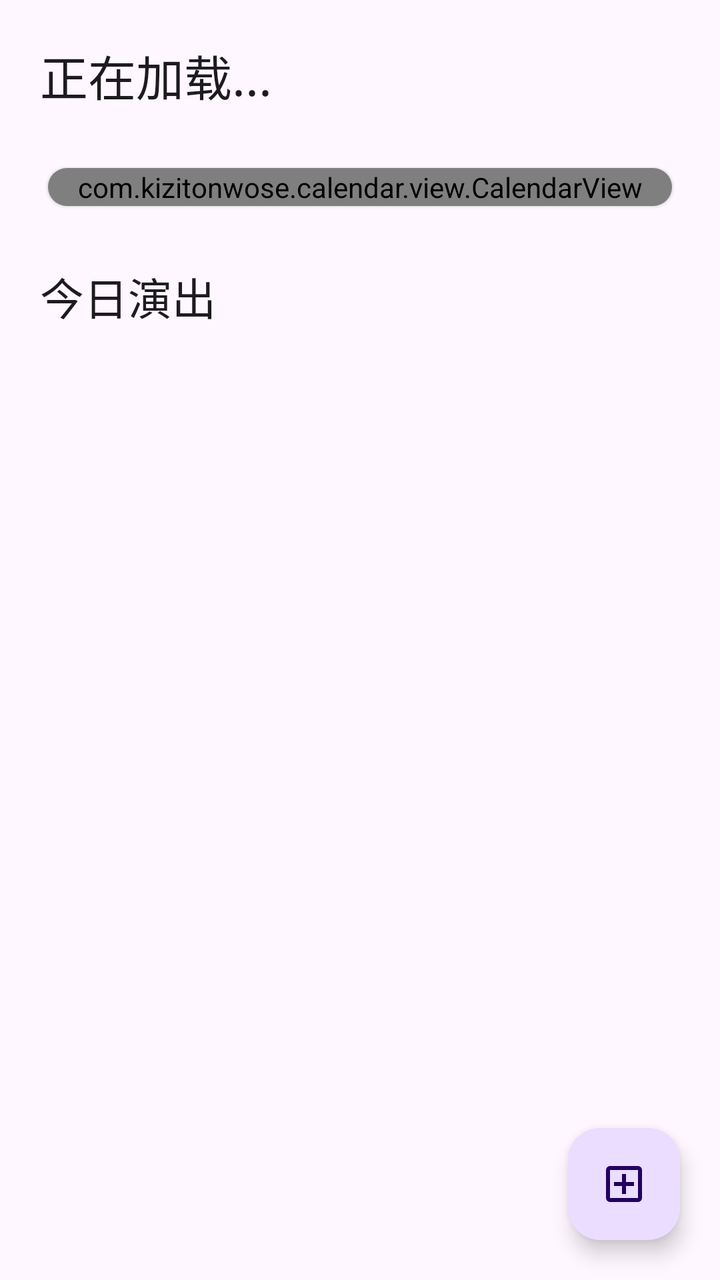
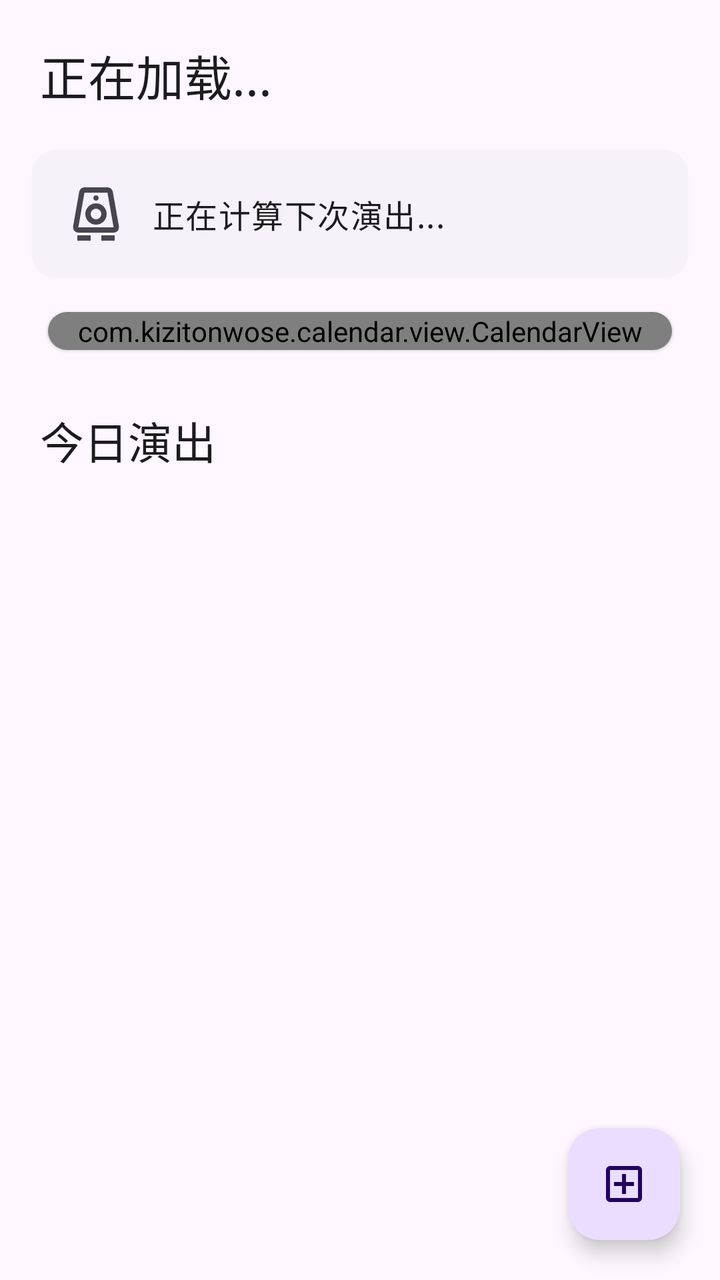

The first picture is an Android layout as it rendered before a commit; the second is the same layout after the commit. The layout source and the unified diff follow.
<!-- AndroidManifest.xml: application theme Theme.RecordMyLive -->
<!-- res/layout/fragment_home.xml -->
<?xml version="1.0" encoding="utf-8"?>
<androidx.coordinatorlayout.widget.CoordinatorLayout
    xmlns:android="http://schemas.android.com/apk/res/android"
    xmlns:app="http://schemas.android.com/apk/res-auto"
    android:layout_width="match_parent"
    android:layout_height="match_parent">

    
    <LinearLayout
        android:id="@+id/contentRoot"
        android:layout_width="match_parent"
        android:layout_height="match_parent"
        android:orientation="vertical">

        
        <com.google.android.material.textview.MaterialTextView
            android:id="@+id/tvMonth"
            style="@style/TextAppearance.Material3.HeadlineSmall"
            android:layout_width="match_parent"
            android:layout_height="wrap_content"
            android:padding="20dp"
            android:text="正在加载..."/>

        
        <com.google.android.material.card.MaterialCardView
            android:id="@+id/cardCalendar"
            style="@style/Widget.Material3.CardView.Elevated"
            android:layout_width="match_parent"
            android:layout_height="wrap_content"
            android:layout_marginHorizontal="16dp"
            app:cardCornerRadius="20dp"
            app:cardUseCompatPadding="true">

            <com.kizitonwose.calendar.view.CalendarView
                android:id="@+id/calendarView"
                android:layout_width="match_parent"
                android:layout_height="wrap_content"
                app:cv_dayViewResource="@layout/item_calendar_day"/>

        </com.google.android.material.card.MaterialCardView>

        
        <com.google.android.material.textview.MaterialTextView
            android:id="@+id/tvSelectedDate"
            style="@style/TextAppearance.Material3.TitleLarge"
            android:layout_width="match_parent"
            android:layout_height="wrap_content"
            android:padding="20dp"
            android:text="今日演出"/>

        
        <FrameLayout
            android:layout_width="match_parent"
            android:layout_height="0dp"
            android:layout_weight="1">

            <androidx.recyclerview.widget.RecyclerView
                android:id="@+id/rvConcert"
                android:layout_width="match_parent"
                android:layout_height="match_parent"
                android:clipToPadding="false"
                android:paddingHorizontal="16dp"
                android:paddingBottom="96dp"/>

            <LinearLayout
                android:id="@+id/emptyView"
                android:layout_width="match_parent"
                android:layout_height="match_parent"
                android:gravity="center"
                android:orientation="vertical"
                android:visibility="gone">

                <ImageView
                    android:layout_width="72dp"
                    android:layout_height="72dp"
                    android:alpha="0.6"
                    android:src="@drawable/baseline_music_note_2_24px"/>

                <com.google.android.material.textview.MaterialTextView
                    style="@style/TextAppearance.Material3.BodyLarge"
                    android:layout_width="wrap_content"
                    android:layout_height="wrap_content"
                    android:layout_marginTop="12dp"
                    android:text="这一天没有演出"/>

            </LinearLayout>

        </FrameLayout>
    </LinearLayout>



    
    <com.google.android.material.floatingactionbutton.ExtendedFloatingActionButton
        android:id="@+id/fabAdd"
        style="@style/Widget.Material3.ExtendedFloatingActionButton.Icon.Primary"
        android:layout_width="wrap_content"
        android:layout_height="wrap_content"
        android:layout_gravity="bottom|end"
        android:layout_margin="20dp"
        app:icon="@drawable/baseline_add_box_24px"/>

</androidx.coordinatorlayout.widget.CoordinatorLayout>
<!-- res/layout/item_calendar_day.xml (included above) -->
<?xml version="1.0" encoding="utf-8"?>
<FrameLayout xmlns:android="http://schemas.android.com/apk/res/android"
    xmlns:app="http://schemas.android.com/apk/res-auto"
    android:layout_width="match_parent"
    android:layout_height="@dimen/calendar_day_height"
    android:foreground="?attr/selectableItemBackground"
    android:padding="6dp">

    
    <View
        android:id="@+id/viewTodayBg"
        android:layout_width="32dp"
        android:layout_height="32dp"
        android:layout_gravity="center"
        android:background="@drawable/bg_calendar_today"
        android:visibility="gone"/>

    
    <View
        android:id="@+id/viewSelectedBg"
        android:layout_width="36dp"
        android:layout_height="36dp"
        android:layout_gravity="center"
        android:background="@drawable/bg_calendar_selected"
        android:visibility="gone"/>

    
    <com.google.android.material.textview.MaterialTextView
        android:id="@+id/tvDay"
        android:layout_width="wrap_content"
        android:layout_height="wrap_content"
        android:layout_gravity="center"
        android:text="1"
        android:textSize="14sp"
        android:textStyle="bold"
        android:textColor="?attr/colorOnSurface"/>

    
    <View
        android:id="@+id/viewDot"
        android:layout_width="6dp"
        android:layout_height="6dp"
        android:layout_gravity="bottom|center_horizontal"
        android:layout_marginBottom="6dp"
        android:background="@drawable/bg_calendar_dot"
        android:visibility="gone"/>

</FrameLayout>
<!-- resources referenced by this layout -->
<resources>
  <dimen name="calendar_day_height">38dp</dimen>
  <!-- drawable baseline_music_note_2_24px (drawable) -->
  <vector xmlns:android="http://schemas.android.com/apk/res/android"
      android:width="24dp"
      android:height="24dp"
      android:viewportWidth="960"
      android:viewportHeight="960"
      android:tint="?attr/colorControlNormal">
    <path
        android:fillColor="@android:color/white"
        android:pathData="M127,793Q80,746 80,680Q80,614 127,567Q174,520 240,520Q263,520 282.5,525.5Q302,531 320,542L320,200L800,120L800,600Q800,666 753,713Q706,760 640,760Q574,760 527,713Q480,666 480,600Q480,534 527,487Q574,440 640,440Q663,440 682.5,445.5Q702,451 720,462L720,297L400,360L400,680Q400,746 353,793Q306,840 240,840Q174,840 127,793Z"/>
  </vector>
  <!-- drawable bg_calendar_dot (drawable) -->
  <?xml version="1.0" encoding="utf-8"?>
  <shape xmlns:android="http://schemas.android.com/apk/res/android"
      android:shape="oval">
  
      <solid android:color="?attr/colorPrimary"/>
  
      <size
          android:width="6dp"
          android:height="6dp"/>
  
  </shape>
  <!-- drawable bg_calendar_selected (drawable) -->
  <?xml version="1.0" encoding="utf-8"?>
  <shape xmlns:android="http://schemas.android.com/apk/res/android"
      android:shape="oval">
  
      <solid android:color="?attr/colorPrimaryContainer"/>
  
  </shape>
  <!-- drawable bg_calendar_today (drawable) -->
  <?xml version="1.0" encoding="utf-8"?>
  <shape xmlns:android="http://schemas.android.com/apk/res/android"
      android:shape="oval">
  
      <solid android:color="?attr/colorSecondaryContainer"/>
  
  </shape>
  <style name="Theme.RecordMyLive" parent="Base.Theme.RecordMyLive" />
  <style name="Base.Theme.RecordMyLive" parent="Theme.Material3.DayNight.NoActionBar">
          
          
      </style>
  <!-- unchanged entries left out for length: 1 -->
</resources>

<!-- the commit's change to res/layout/fragment_home.xml (unified diff, before → after) -->
@@ -13,13 +13,56 @@
         android:orientation="vertical">
 
         
-        <com.google.android.material.textview.MaterialTextView
-            android:id="@+id/tvMonth"
-            style="@style/TextAppearance.Material3.HeadlineSmall"
+        <LinearLayout
             android:layout_width="match_parent"
             android:layout_height="wrap_content"
-            android:padding="20dp"
-            android:text="正在加载..."/>
+            android:gravity="center_vertical"
+            android:orientation="horizontal"
+            android:padding="20dp">
+
+            <com.google.android.material.textview.MaterialTextView
+                android:id="@+id/tvMonth"
+                style="@style/TextAppearance.Material3.HeadlineSmall"
+                android:layout_width="0dp"
+                android:layout_height="wrap_content"
+                android:layout_weight="1"
+                android:text="正在加载..."/>
+
+        </LinearLayout>
+
+        <com.google.android.material.card.MaterialCardView
+            android:id="@+id/cardNextConcert"
+            style="@style/Widget.Material3.CardView.Elevated"
+            android:layout_width="match_parent"
+            android:layout_height="wrap_content"
+            android:layout_marginHorizontal="16dp"
+            android:layout_marginBottom="8dp"
+            app:cardCornerRadius="12dp">
+
+            <LinearLayout
+                android:layout_width="match_parent"
+                android:layout_height="wrap_content"
+                android:gravity="center_vertical"
+                android:orientation="horizontal"
+                android:padding="16dp"
+                >
+
+                <ImageView
+                    android:layout_width="32dp"
+                    android:layout_height="32dp"
+                    android:layout_marginEnd="12dp"
+                    android:contentDescription="演出"
+                    android:src="@drawable/baseline_subwoofer_24px" />
+
+                <com.google.android.material.textview.MaterialTextView
+                    android:id="@+id/tvNextConcert"
+                    style="@style/TextAppearance.Material3.BodyLarge"
+                    android:layout_width="0dp"
+                    android:layout_height="wrap_content"
+                    android:layout_weight="1"
+                    android:text="正在计算下次演出..." />
+            </LinearLayout>
+        </com.google.android.material.card.MaterialCardView>
 
         
         <com.google.android.material.card.MaterialCardView
<!-- resource entries referenced after the edit -->
@@ -11,6 +11,17 @@
     <path
         android:fillColor="@android:color/white"
         android:pathData="M127,793Q80,746 80,680Q80,614 127,567Q174,520 240,520Q263,520 282.5,525.5Q302,531 320,542L320,200L800,120L800,600Q800,666 753,713Q706,760 640,760Q574,760 527,713Q480,666 480,600Q480,534 527,487Q574,440 640,440Q663,440 682.5,445.5Q702,451 720,462L720,297L400,360L400,680Q400,746 353,793Q306,840 240,840Q174,840 127,793Z"/>
+  </vector>
+  <!-- drawable baseline_subwoofer_24px (drawable) -->
+  <vector xmlns:android="http://schemas.android.com/apk/res/android"
+      android:width="24dp"
+      android:height="24dp"
+      android:viewportWidth="960"
+      android:viewportHeight="960"
+      android:tint="?attr/colorControlNormal">
+    <path
+        android:fillColor="@android:color/white"
+        android:pathData="M200,880L200,800L400,800L400,880L200,880ZM560,880L560,800L760,800L760,880L560,880ZM216,760Q178,760 154,731.5Q130,703 137,666L228,146Q233,117 255.5,98.5Q278,80 307,80L653,80Q682,80 704.5,98.5Q727,117 732,146L824,666Q831,703 807,731.5Q783,760 745,760L216,760ZM215,680L744,680Q744,680 744,680Q744,680 744,680L652,160Q652,160 652,160Q652,160 652,160L307,160Q307,160 307,160Q307,160 307,160L215,680Q215,680 215,680Q215,680 215,680ZM480,640Q546,640 593,593Q640,546 640,480Q640,414 593,367Q546,320 480,320Q414,320 367,367Q320,414 320,480Q320,546 367,593Q414,640 480,640ZM480,560Q447,560 423.5,536.5Q400,513 400,480Q400,447 423.5,423.5Q447,400 480,400Q513,400 536.5,423.5Q560,447 560,480Q560,513 536.5,536.5Q513,560 480,560ZM480,280Q497,280 508.5,268.5Q520,257 520,240Q520,223 508.5,211.5Q497,200 480,200Q463,200 451.5,211.5Q440,223 440,240Q440,257 451.5,268.5Q463,280 480,280ZM480,480L480,480Q480,480 480,480Q480,480 480,480L480,480Q480,480 480,480Q480,480 480,480L480,480Q480,480 480,480Q480,480 480,480L480,480Q480,480 480,480Q480,480 480,480Z"/>
   </vector>
   <!-- drawable bg_calendar_dot (drawable) -->
   <?xml version="1.0" encoding="utf-8"?>
